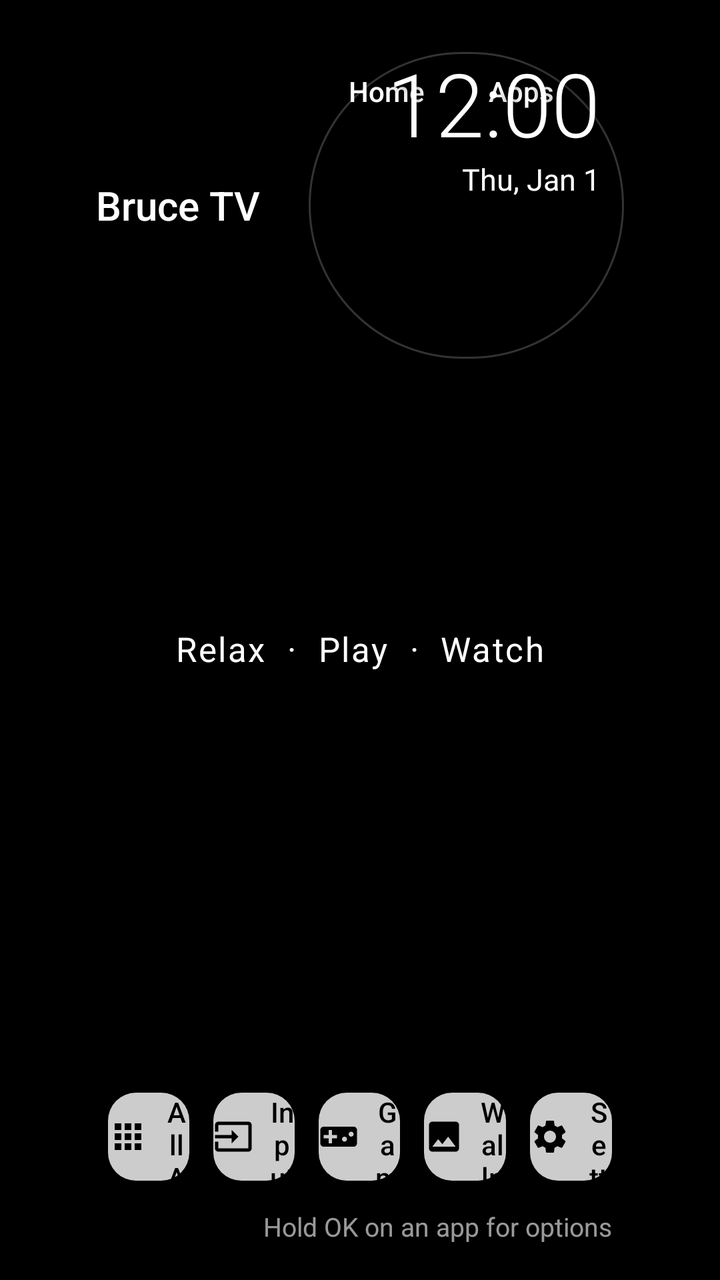
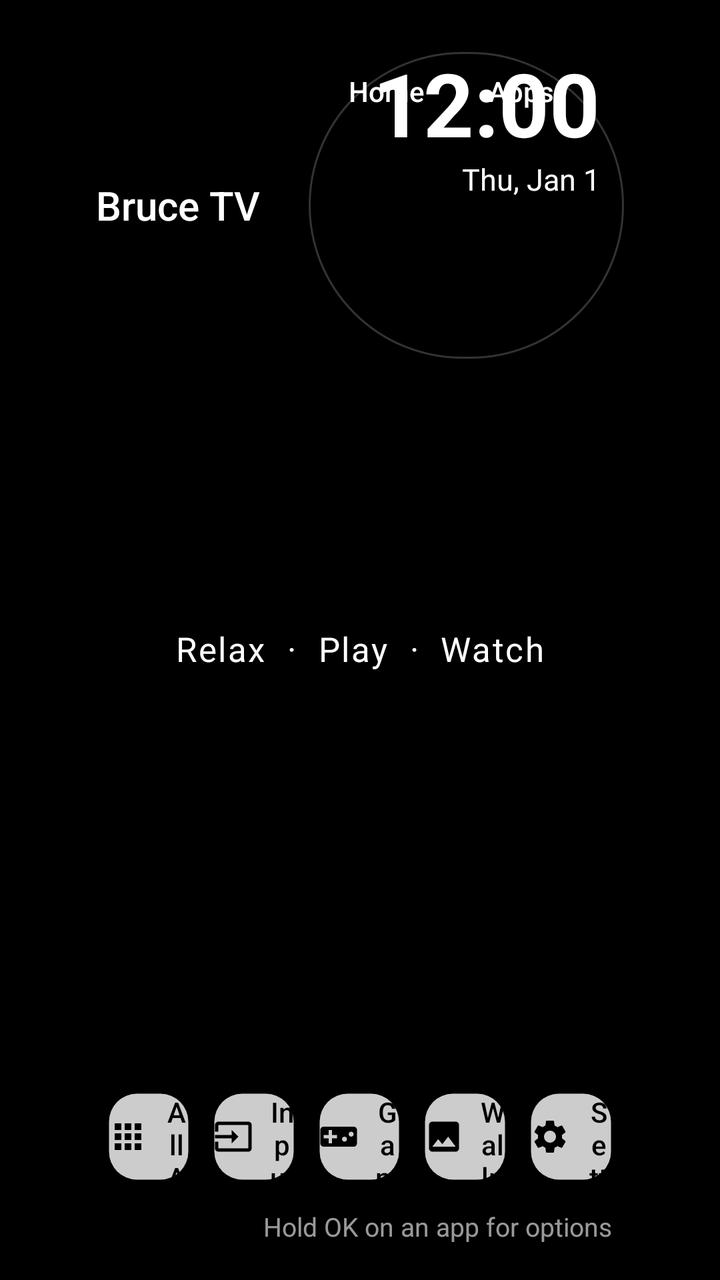

Screens rendered from an Android XML layout before and after an edit, with the pre-edit source and the edit as a unified diff.
<!-- AndroidManifest.xml: application theme Theme.Bearacle -->
<!-- res/layout/activity_main.xml -->
<?xml version="1.0" encoding="utf-8"?>
<FrameLayout xmlns:android="http://schemas.android.com/apk/res/android"
    android:layout_width="match_parent"
    android:layout_height="match_parent">

    <ImageView
        android:id="@+id/wall"
        android:layout_width="match_parent"
        android:layout_height="match_parent"
        android:importantForAccessibility="no"
        android:scaleType="centerCrop" />

    <View
        android:id="@+id/dim"
        android:layout_width="match_parent"
        android:layout_height="match_parent"
        android:background="#46000000"
        android:visibility="gone" />

    <View
        android:id="@+id/scrim"
        android:layout_width="match_parent"
        android:layout_height="match_parent"
        android:background="@drawable/scrim" />

    <LinearLayout
        android:id="@+id/home"
        android:layout_width="match_parent"
        android:layout_height="match_parent"
        android:clipChildren="false"
        android:clipToPadding="false"
        android:orientation="vertical"
        android:paddingStart="48dp"
        android:paddingTop="26dp"
        android:paddingEnd="48dp"
        android:paddingBottom="18dp">

        <Space android:layout_width="match_parent" android:layout_height="78dp" />

        <Space
            android:layout_width="match_parent"
            android:layout_height="0dp"
            android:layout_weight="1" />

        <TextView
            android:id="@+id/greeting"
            style="@style/Shadowed"
            android:layout_width="match_parent"
            android:layout_height="wrap_content"
            android:fontFamily="sans-serif-medium"
            android:gravity="center"
            android:textSize="50sp" />

        <TextView
            style="@style/Shadowed"
            android:layout_width="match_parent"
            android:layout_height="wrap_content"
            android:layout_marginTop="2dp"
            android:gravity="center"
            android:letterSpacing="0.05"
            android:text="Relax  ·  Play  ·  Watch"
            android:textSize="17sp" />

        <Space
            android:layout_width="match_parent"
            android:layout_height="0dp"
            android:layout_weight="1.3" />

        <LinearLayout
            android:id="@+id/continueBox"
            android:layout_width="match_parent"
            android:layout_height="wrap_content"
            android:clipChildren="false"
            android:orientation="vertical"
            android:visibility="gone">

            <TextView
                style="@style/Shadowed"
                android:layout_width="wrap_content"
                android:layout_height="wrap_content"
                android:fontFamily="sans-serif-medium"
                android:text="Continue Watching"
                android:textSize="15sp" />

            <HorizontalScrollView
                android:layout_width="match_parent"
                android:layout_height="wrap_content"
                android:layout_marginStart="-10dp"
                android:clipChildren="false"
                android:clipToPadding="false"
                android:scrollbars="none">

                <LinearLayout
                    android:id="@+id/continueRow"
                android:clipToPadding="false"
                    android:layout_width="wrap_content"
                    android:layout_height="wrap_content"
                    android:clipChildren="false"
                    android:orientation="horizontal"
                    android:paddingStart="12dp"
                    android:paddingTop="8dp"
                    android:paddingEnd="12dp"
                    android:paddingBottom="8dp" />
            </HorizontalScrollView>
        </LinearLayout>

        <HorizontalScrollView
            android:id="@+id/favScroll"
            android:layout_width="match_parent"
            android:layout_height="wrap_content"
            android:layout_marginStart="-10dp"
            android:clipChildren="false"
            android:clipToPadding="false"
            android:scrollbars="none">

            <LinearLayout
                android:id="@+id/favRow"
                android:clipToPadding="false"
                android:layout_width="wrap_content"
                android:layout_height="wrap_content"
                android:clipChildren="false"
                android:orientation="horizontal"
                android:paddingStart="12dp"
                android:paddingTop="8dp"
                android:paddingEnd="12dp"
                android:paddingBottom="8dp" />
        </HorizontalScrollView>

        <LinearLayout
            android:layout_width="match_parent"
            android:layout_height="wrap_content"
            android:layout_marginTop="12dp"
            android:clipChildren="false"
            android:orientation="horizontal">

            <TextView android:id="@+id/actApps" style="@style/Action" android:drawableStart="@drawable/ic_apps" android:text="All Apps" />
            <TextView android:id="@+id/actInputs" style="@style/Action" android:drawableStart="@drawable/ic_input" android:text="Inputs" />
            <TextView android:id="@+id/actGame" style="@style/Action" android:drawableStart="@drawable/ic_game" android:text="Game Mode" />
            <TextView android:id="@+id/actWall" style="@style/Action" android:drawableStart="@drawable/ic_image" android:text="Wallpapers" />
            <TextView android:id="@+id/actSettings" style="@style/Action" android:drawableStart="@drawable/ic_settings" android:text="Settings" />
        </LinearLayout>

        <RelativeLayout
            android:layout_width="match_parent"
            android:layout_height="wrap_content"
            android:layout_marginTop="14dp"
            android:paddingStart="6dp"
            android:paddingEnd="6dp">

            <TextView
                android:id="@+id/weather"
                style="@style/Shadowed"
                android:layout_width="wrap_content"
                android:layout_height="wrap_content"
                android:layout_alignParentStart="true"
                android:alpha="0.9"
                android:textSize="13sp" />

            <TextView
                android:id="@+id/homeHint"
                style="@style/Shadowed"
                android:layout_width="wrap_content"
                android:layout_height="wrap_content"
                android:layout_alignParentEnd="true"
                android:alpha="0.6"
                android:text="Hold OK on an app for options"
                android:textSize="13sp" />
        </RelativeLayout>
    </LinearLayout>

    <include layout="@layout/ov_nav" />
    <include layout="@layout/ov_top" />


    <RelativeLayout
        android:id="@+id/header"
        android:layout_width="match_parent"
        android:layout_height="wrap_content"
        android:layout_marginStart="48dp"
        android:layout_marginTop="26dp"
        android:layout_marginEnd="48dp">

        <TextView
            android:id="@+id/brand"
            style="@style/Shadowed"
            android:layout_width="wrap_content"
            android:layout_height="wrap_content"
            android:layout_alignParentStart="true"
            android:layout_centerVertical="true"
            android:fontFamily="sans-serif-medium"
            android:text="Bruce TV"
            android:textSize="20sp" />

        <LinearLayout
            android:layout_width="wrap_content"
            android:layout_height="wrap_content"
            android:layout_centerVertical="true"
            android:layout_marginStart="24dp"
            android:layout_toEndOf="@id/brand"
            android:background="@drawable/glass_bar"
            android:orientation="horizontal"
            android:padding="4dp">

            <TextView android:id="@+id/navHome" style="@style/Pill" android:text="Home" />
            <TextView android:id="@+id/navApps" style="@style/Pill" android:text="Apps" />
            <TextView android:id="@+id/navInputs" style="@style/Pill" android:text="Inputs" />
            <TextView android:id="@+id/navGame" style="@style/Pill" android:text="Game" />
            <TextView android:id="@+id/navSettings" style="@style/Pill" android:text="Settings" />
            <TextView android:id="@+id/navRecent" style="@style/Pill" android:text="Recent" />
        </LinearLayout>

        <LinearLayout
            android:id="@+id/statusPill"
            android:layout_width="wrap_content"
            android:layout_height="wrap_content"
            android:layout_alignParentEnd="true"
            android:background="@drawable/status_pill"
            android:focusable="true"
            android:gravity="end"
            android:orientation="vertical"
            android:paddingStart="12dp"
            android:paddingTop="2dp"
            android:paddingEnd="12dp"
            android:paddingBottom="4dp">

            <TextClock
                style="@style/Shadowed"
                android:layout_width="wrap_content"
                android:layout_height="wrap_content"
                android:fontFamily="sans-serif-light"
                android:format12Hour="h:mm"
                android:format24Hour="H:mm"
                android:includeFontPadding="false"
                android:textSize="44sp" />

            <TextClock
                style="@style/Shadowed"
                android:layout_width="wrap_content"
                android:layout_height="wrap_content"
                android:format12Hour="EEE, MMM d"
                android:format24Hour="EEE, MMM d"
                android:textSize="15sp" />
        </LinearLayout>
    </RelativeLayout>
</FrameLayout>
<!-- res/layout/ov_nav.xml (included above) -->
<?xml version="1.0" encoding="utf-8"?>
<FrameLayout xmlns:android="http://schemas.android.com/apk/res/android"
    android:id="@+id/navHost"
    android:layout_width="match_parent"
    android:layout_height="match_parent"
    android:clipChildren="false"
    android:clipToPadding="false">

    <LinearLayout
        android:id="@+id/appsOverlay"
        android:clipChildren="true"
        android:clipToPadding="false"
        android:layout_width="match_parent"
        android:layout_height="match_parent"
        android:orientation="vertical"
        android:paddingStart="48dp"
        android:paddingTop="108dp"
        android:paddingEnd="48dp"
        android:visibility="gone">

        <TextView
            android:id="@+id/appsTitle"
            style="@style/Shadowed"
            android:layout_width="wrap_content"
            android:layout_height="wrap_content"
            android:fontFamily="sans-serif-medium"
            android:text="All apps"
            android:textColor="#FFFFFF"
            android:textSize="26sp" />

        <TextView
            style="@style/Shadowed"
            android:layout_width="wrap_content"
            android:layout_height="wrap_content"
            android:alpha="0.8"
            android:text="Hold OK or press Menu on an app to pin it to Home, move or uninstall it"
            android:textColor="#FFFFFF"
            android:textSize="13sp" />

        <ScrollView
            android:layout_width="match_parent"
            android:layout_height="0dp"
            android:layout_marginStart="-48dp"
            android:layout_marginEnd="-48dp"
            android:layout_weight="1"
            android:clipChildren="true"
            android:clipToPadding="false"
            android:paddingStart="48dp"
            android:paddingTop="52dp"
            android:paddingEnd="48dp"
            android:paddingBottom="44dp"
            android:scrollbars="none">

            <GridLayout
                android:id="@+id/grid"
                android:clipToPadding="false"
                android:layout_width="wrap_content"
                android:layout_height="wrap_content"
                android:layout_gravity="center_horizontal"
                android:clipChildren="false"
                android:padding="16dp"
                android:columnCount="6" />
        </ScrollView>
    </LinearLayout>

    <FrameLayout
        android:id="@+id/recentOverlay"
        android:layout_width="match_parent"
        android:layout_height="match_parent"
        android:visibility="gone">

        <TextView
            style="@style/Shadowed"
            android:layout_width="wrap_content"
            android:layout_height="wrap_content"
            android:layout_marginStart="48dp"
            android:layout_marginTop="108dp"
            android:fontFamily="sans-serif-medium"
            android:text="Recent Apps"
            android:textColor="#FFFFFF"
            android:textSize="24sp" />

        <LinearLayout
            android:layout_width="wrap_content"
            android:layout_height="wrap_content"
            android:layout_gravity="end|top"
            android:layout_marginTop="108dp"
            android:layout_marginEnd="48dp"
            android:background="@drawable/glass_bar"
            android:gravity="center_vertical"
            android:orientation="horizontal"
            android:paddingStart="14dp"
            android:paddingTop="6dp"
            android:paddingEnd="14dp"
            android:paddingBottom="6dp">

            <TextView
                android:id="@+id/ramText"
                android:layout_width="wrap_content"
                android:layout_height="wrap_content"
                android:textColor="#FFFFFF"
                android:textSize="12sp" />

            <ProgressBar
                android:id="@+id/ramBar"
                style="@android:style/Widget.ProgressBar.Horizontal"
                android:layout_width="80dp"
                android:layout_height="5dp"
                android:layout_marginStart="10dp"
                android:max="100"
                android:progressDrawable="@drawable/ram_bar" />
        </LinearLayout>

        <HorizontalScrollView
            android:layout_width="match_parent"
            android:layout_height="wrap_content"
            android:layout_gravity="center_vertical"
            android:clipChildren="false"
            android:clipToPadding="false"
            android:scrollbars="none">

            <LinearLayout
                android:id="@+id/recentRow"
                android:clipToPadding="false"
                android:layout_width="wrap_content"
                android:layout_height="wrap_content"
                android:clipChildren="false"
                android:orientation="horizontal"
                android:paddingStart="48dp"
                android:paddingTop="16dp"
                android:paddingEnd="48dp"
                android:paddingBottom="24dp" />
        </HorizontalScrollView>

        <LinearLayout
            android:layout_width="wrap_content"
            android:layout_height="wrap_content"
            android:layout_gravity="bottom|center_horizontal"
            android:layout_marginBottom="76dp"
            android:clipChildren="false"
            android:orientation="horizontal">

            <TextView android:id="@+id/actOptimize" style="@style/Action" android:layout_width="170dp" android:layout_weight="0" android:text="Optimize" />
            <TextView android:id="@+id/actRestart" style="@style/Action" android:layout_width="170dp" android:layout_weight="0" android:text="Restart" />
        </LinearLayout>

        <TextView
            android:id="@+id/recentHint"
            style="@style/Shadowed"
            android:layout_width="wrap_content"
            android:layout_height="wrap_content"
            android:layout_gravity="bottom|center_horizontal"
            android:layout_marginBottom="40dp"
            android:alpha="0.65"
            android:text="Hold OK on an app to close it  ·  OK to open"
            android:textColor="#FFFFFF"
            android:textSize="13sp" />
    </FrameLayout>
</FrameLayout>
<!-- res/layout/ov_top.xml (included above) -->
<?xml version="1.0" encoding="utf-8"?>
<merge xmlns:android="http://schemas.android.com/apk/res/android">

    <LinearLayout
        android:id="@+id/wallOverlay"
        android:clipChildren="false"
        android:clipToPadding="false"
        android:layout_width="match_parent"
        android:layout_height="wrap_content"
        android:layout_gravity="bottom"
        android:background="@drawable/scrim_bottom"
        android:orientation="vertical"
        android:paddingStart="48dp"
        android:paddingTop="80dp"
        android:paddingEnd="48dp"
        android:paddingBottom="30dp"
        android:visibility="gone">

        <TextView
            android:layout_width="wrap_content"
            android:layout_height="wrap_content"
            android:fontFamily="sans-serif-medium"
            android:text="Wallpaper"
            android:textColor="#FFFFFF"
            android:textSize="26sp" />

        <TextView
            android:id="@+id/wallHint"
            android:layout_width="wrap_content"
            android:layout_height="wrap_content"
            android:alpha="0.65"
            android:text="Daily photo, gradients, or your own images from the Download, Pictures or Wallpapers folders"
            android:textColor="#FFFFFF"
            android:textSize="13sp" />

        <HorizontalScrollView
            android:layout_width="match_parent"
            android:layout_height="wrap_content"
            android:layout_marginStart="-12dp"
            android:layout_marginTop="8dp"
            android:clipChildren="false"
            android:clipToPadding="false"
            android:scrollbars="none">

            <LinearLayout
                android:id="@+id/wallRow"
                android:clipToPadding="false"
                android:layout_width="wrap_content"
                android:layout_height="wrap_content"
                android:clipChildren="false"
                android:orientation="horizontal"
                android:paddingStart="16dp"
                android:paddingTop="10dp"
                android:paddingEnd="16dp"
                android:paddingBottom="10dp" />
        </HorizontalScrollView>
    </LinearLayout>

    <LinearLayout
        android:id="@+id/controlOverlay"
        android:clipChildren="false"
        android:clipToPadding="false"
        android:layout_width="wrap_content"
        android:layout_height="wrap_content"
        android:layout_gravity="end|top"
        android:layout_marginTop="24dp"
        android:layout_marginEnd="40dp"
        android:background="@drawable/panel"
        android:orientation="vertical"
        android:padding="14dp"
        android:visibility="gone">

        <TextView
            android:layout_width="wrap_content"
            android:layout_height="wrap_content"
            android:layout_marginStart="4dp"
            android:layout_marginBottom="10dp"
            android:fontFamily="sans-serif-medium"
            android:text="Control Center"
            android:textColor="#FFFFFF"
            android:textSize="16sp" />

        <GridLayout
            android:id="@+id/ccGrid"
                android:clipToPadding="false"
            android:layout_width="wrap_content"
            android:layout_height="wrap_content"
            android:columnCount="3" />
    </LinearLayout>
</merge>
<!-- resources referenced by this layout -->
<resources>
  <!-- drawable glass_bar (drawable) -->
  <shape xmlns:android="http://schemas.android.com/apk/res/android">
      <gradient android:angle="270" android:startColor="?attr/barFill1" android:endColor="?attr/barFill2" />
      <stroke android:width="?attr/rimW" android:color="?attr/barStroke" />
      <corners android:radius="999dp" />
  </shape>
  <!-- drawable panel (drawable) -->
  <shape xmlns:android="http://schemas.android.com/apk/res/android">
      <solid android:color="#D914171E" />
      <stroke android:width="1dp" android:color="#26FFFFFF" />
      <corners android:radius="24dp" />
  </shape>
  <style name="Action">
          <item name="android:layout_width">0dp</item>
          <item name="android:layout_height">44dp</item>
          <item name="android:layout_weight">1</item>
          <item name="android:layout_marginStart">6dp</item>
          <item name="android:layout_marginEnd">6dp</item>
          <item name="android:gravity">center</item>
          <item name="android:drawablePadding">8dp</item>
          <item name="android:drawableTint">#000000</item>
          <item name="android:textSize">14sp</item>
          <item name="android:textColor">#000000</item>
          <item name="android:fontFamily">sans-serif-medium</item>
          <item name="android:background">@drawable/btn_white</item>
          <item name="android:focusable">true</item>
      </style>
  <style name="Theme.Bearacle" parent="android:Theme.DeviceDefault.NoActionBar.Fullscreen">
          <item name="android:windowBackground">@android:color/black</item>
          <item name="android:colorAccent">#4FA3FF</item>
          <item name="barFill1">#66000000</item>
          <item name="barFill2">#66000000</item>
          <item name="barStroke">#33FFFFFF</item>
          <item name="btnFill1">#99101318</item>
          <item name="btnFill2">#99101318</item>
          <item name="tileFill1">#2AFFFFFF</item>
          <item name="tileFill2">#2AFFFFFF</item>
          <item name="rimStroke">#26FFFFFF</item>
          <item name="rimW">1dp</item>
      </style>
  <!-- drawable btn_white (drawable) -->
  <?xml version="1.0" encoding="utf-8"?>
  <selector xmlns:android="http://schemas.android.com/apk/res/android">
      <item android:state_focused="true"><shape><solid android:color="#FFFFFFFF" /><corners android:radius="14dp" /></shape></item>
      <item><shape><solid android:color="#CCFFFFFF" /><corners android:radius="14dp" /></shape></item>
  </selector>
  <!-- unchanged entries left out for length: 12 -->
</resources>

<!-- the commit's change to res/layout/activity_main.xml (unified diff, before → after) -->
@@ -224,10 +224,13 @@
             android:paddingBottom="4dp">
 
             <TextClock
+                android:id="@+id/clock"
+                android:shadowRadius="0"
                 style="@style/Shadowed"
                 android:layout_width="wrap_content"
                 android:layout_height="wrap_content"
-                android:fontFamily="sans-serif-light"
+                android:fontFamily="sans-serif"
+                android:textStyle="bold"
                 android:format12Hour="h:mm"
                 android:format24Hour="H:mm"
                 android:includeFontPadding="false"
@@ -482,6 +485,7 @@
             android:layout_marginStart="4dp"
             android:layout_marginBottom="10dp"
             android:fontFamily="sans-serif-medium"
+            android:id="@+id/ccTitle"
             android:text="Control Center"
             android:textColor="#FFFFFF"
             android:textSize="16sp" />
<!-- resource entries referenced after the edit -->
@@ -1,17 +1,39 @@
 <!-- resources referenced by this layout -->
 <resources>
   <!-- drawable glass_bar (drawable) -->
-  <shape xmlns:android="http://schemas.android.com/apk/res/android">
-      <gradient android:angle="270" android:startColor="?attr/barFill1" android:endColor="?attr/barFill2" />
-      <stroke android:width="?attr/rimW" android:color="?attr/barStroke" />
-      <corners android:radius="999dp" />
-  </shape>
+  <?xml version="1.0" encoding="utf-8"?>
+  <layer-list xmlns:android="http://schemas.android.com/apk/res/android">
+      <item>
+          <shape>
+              <gradient android:angle="270" android:startColor="?attr/barFill1" android:endColor="?attr/barFill2" />
+              <stroke android:width="?attr/rimW" android:color="?attr/barStroke" />
+              <corners android:radius="999dp" />
+          </shape>
+      </item>
+      <item>
+          <shape>
+              <gradient android:angle="270" android:startColor="?attr/sheen" android:centerColor="#00FFFFFF" android:endColor="#00FFFFFF" android:centerY="0.45" />
+              <corners android:radius="999dp" />
+          </shape>
+      </item>
+  </layer-list>
   <!-- drawable panel (drawable) -->
-  <shape xmlns:android="http://schemas.android.com/apk/res/android">
-      <solid android:color="#D914171E" />
-      <stroke android:width="1dp" android:color="#26FFFFFF" />
-      <corners android:radius="24dp" />
-  </shape>
+  <?xml version="1.0" encoding="utf-8"?>
+  <layer-list xmlns:android="http://schemas.android.com/apk/res/android">
+      <item>
+          <shape>
+              <gradient android:angle="270" android:startColor="?attr/panelFill1" android:endColor="?attr/panelFill2" />
+              <stroke android:width="?attr/rimW" android:color="?attr/rimStroke" />
+              <corners android:radius="24dp" />
+          </shape>
+      </item>
+      <item>
+          <shape>
+              <gradient android:angle="270" android:startColor="?attr/panelSheen" android:centerColor="#00FFFFFF" android:endColor="#00FFFFFF" android:centerY="0.45" />
+              <corners android:radius="24dp" />
+          </shape>
+      </item>
+  </layer-list>
   <style name="Action">
           <item name="android:layout_width">0dp</item>
           <item name="android:layout_height">44dp</item>
@@ -20,9 +42,10 @@
           <item name="android:layout_marginEnd">6dp</item>
           <item name="android:gravity">center</item>
           <item name="android:drawablePadding">8dp</item>
-          <item name="android:drawableTint">#000000</item>
+          <item name="android:drawableTint">@color/btn_ink</item>
           <item name="android:textSize">14sp</item>
-          <item name="android:textColor">#000000</item>
+          <item name="android:textColor">@color/btn_ink</item>
+          <item name="android:tag">glass:14</item>
           <item name="android:fontFamily">sans-serif-medium</item>
           <item name="android:background">@drawable/btn_white</item>
           <item name="android:focusable">true</item>
@@ -39,12 +62,40 @@
           <item name="tileFill2">#2AFFFFFF</item>
           <item name="rimStroke">#26FFFFFF</item>
           <item name="rimW">1dp</item>
+          <item name="sheen">#00FFFFFF</item>
+          <item name="btnSheen">#00FFFFFF</item>
+          <item name="plainFill1">#CCFFFFFF</item>
+          <item name="plainFill2">#CCFFFFFF</item>
+          <item name="toolFill">#CCFFFFFF</item>
+          <item name="toolRim">#00FFFFFF</item>
+          <item name="toolInk">#000000</item>
+          <item name="plainRim">#00FFFFFF</item>
+          <item name="plainInk">#000000</item>
+          <item name="panelSheen">#00FFFFFF</item>
+          <item name="panelFill1">#D914171E</item>
+          <item name="panelFill2">#D914171E</item>
       </style>
   <!-- drawable btn_white (drawable) -->
   <?xml version="1.0" encoding="utf-8"?>
   <selector xmlns:android="http://schemas.android.com/apk/res/android">
       <item android:state_focused="true"><shape><solid android:color="#FFFFFFFF" /><corners android:radius="14dp" /></shape></item>
-      <item><shape><solid android:color="#CCFFFFFF" /><corners android:radius="14dp" /></shape></item>
+      <item>
+          <layer-list>
+              <item>
+                  <shape>
+                      <gradient android:angle="270" android:startColor="?attr/plainFill1" android:endColor="?attr/plainFill2" />
+                      <stroke android:width="?attr/rimW" android:color="?attr/plainRim" />
+                      <corners android:radius="14dp" />
+                  </shape>
+              </item>
+              <item>
+                  <shape>
+                      <gradient android:angle="270" android:startColor="?attr/btnSheen" android:centerColor="#00FFFFFF" android:endColor="#00FFFFFF" android:centerY="0.45" />
+                      <corners android:radius="14dp" />
+                  </shape>
+              </item>
+          </layer-list>
+      </item>
   </selector>
   <!-- unchanged entries left out for length: 12 -->
 </resources>
